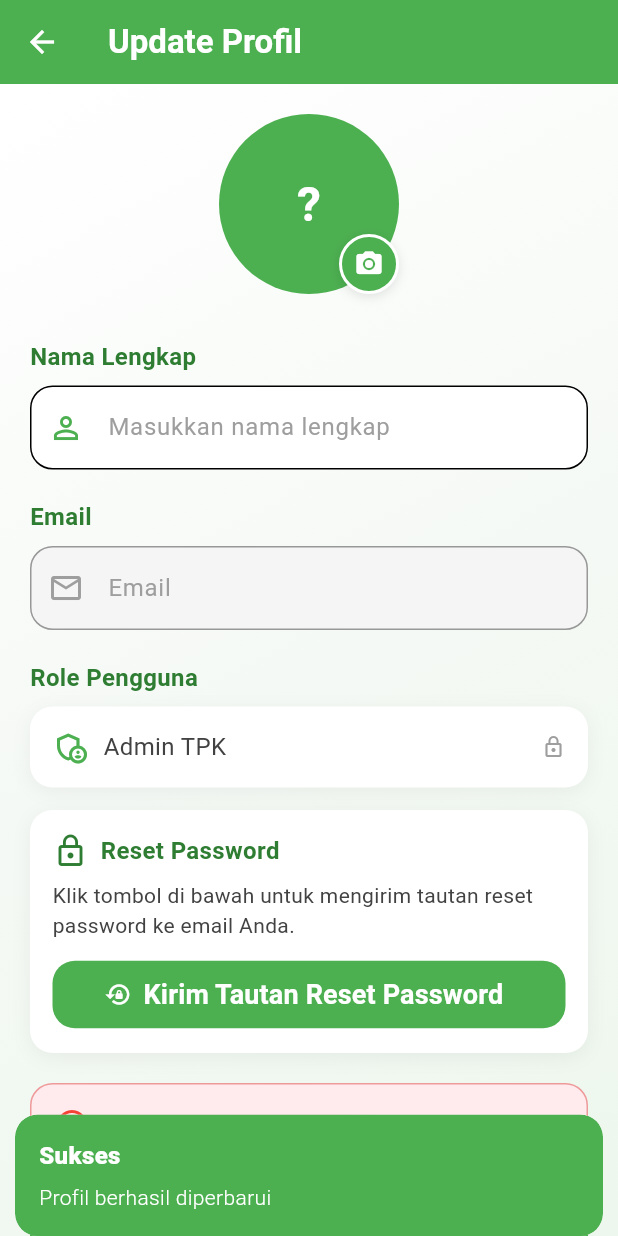
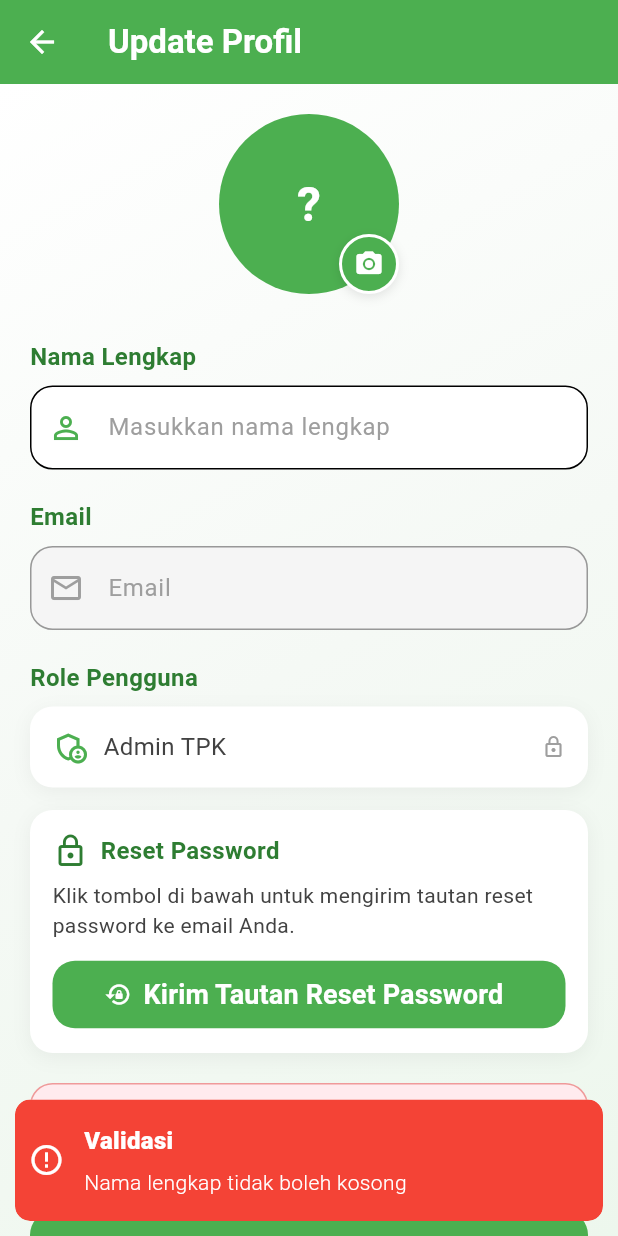
Before and after one commit to yuliagitaps77/flutter_green_track, a Flutter app: the ProfileUpdateScreen screen opened by its route, after a tap on "Simpan Perubahan", on a phone screen of 412 x 824 dp. Run offline on Flutter 3.47's test engine with Material 3 defaults, Android fonts, the phone set to English and light mode, and no system bars; our stand-ins replace awesome_notifications, cloud_firestore, firebase_auth, firebase_core, fl_chart, get and 6 more; missing offline and left inert: barcode_scan2, image_gallery_saver_plus, torch_light; accounts and stored records are empty; Roboto replaces fonts that are missing (Poppins).

Commit message:
Update update_profile_screen.dart

```diff
--- a/lib/fitur/authentication/update_profile_screen.dart
+++ b/lib/fitur/authentication/update_profile_screen.dart
@@ -71,17 +71,24 @@ class _ProfileUpdateScreenState extends State<ProfileUpdateScreen> {
 
   Future<void> _updateProfile() async {
     // Validate name field
-    Get.snackbar(
-      'Sukses',
-      'Profil berhasil diperbarui',
-      backgroundColor: Colors.green,
-      colorText: Colors.white,
-      snackPosition: SnackPosition.BOTTOM,
-    );
     if (_nameController.text.trim().isEmpty) {
       setState(() {
-        _errorMessage = 'Nama tidak boleh kosong';
+        _errorMessage = 'Nama lengkap tidak boleh kosong';
       });
+      Get.snackbar(
+        'Validasi',
+        'Nama lengkap tidak boleh kosong',
+        backgroundColor: Colors.red,
+        colorText: Colors.white,
+        snackPosition: SnackPosition.BOTTOM,
+        duration: Duration(seconds: 3),
+        margin: EdgeInsets.all(10),
+        borderRadius: 10,
+        icon: Icon(Icons.error_outline, color: Colors.white),
+        isDismissible: true,
+        dismissDirection: DismissDirection.horizontal,
+        forwardAnimationCurve: Curves.easeOutBack,
+      );
       return;
     }
 
@@ -121,20 +128,68 @@ class _ProfileUpdateScreenState extends State<ProfileUpdateScreen> {
         photoUrl: photoUrl,
       );
 
+      setState(() {
+        _isSaving = false;
+      });
+
+      // Show success snackbar
       Get.snackbar(
         'Sukses',
         'Profil berhasil diperbarui',
         backgroundColor: Colors.green,
         colorText: Colors.white,
         snackPosition: SnackPosition.BOTTOM,
+        duration: Duration(seconds: 2),
+        margin: EdgeInsets.all(10),
+        borderRadius: 10,
+        icon: Icon(Icons.check_circle_outline, color: Colors.white),
+        shouldIconPulse: true,
+        isDismissible: true,
+        dismissDirection: DismissDirection.horizontal,
+        forwardAnimationCurve: Curves.easeOutBack,
+        mainButton: TextButton(
+          onPressed: () {
+            Get.back();
+            Future.delayed(Duration(milliseconds: 500), () {
+              Get.back();
+            });
+          },
+          child: Text(
+            'OK',
+            style: TextStyle(color: Colors.white),
+          ),
+        ),
       );
-
-      Get.back();
     } catch (e) {
       setState(() {
         _errorMessage = 'Gagal memperbarui profil: ${e.toString()}';
         _isSaving = false;
+        _isUploading = false;
       });
+
+      // Show error snackbar
+      Get.snackbar(
+        'Error',
+        'Gagal memperbarui profil: ${e.toString()}',
+        backgroundColor: Colors.red,
+        colorText: Colors.white,
+        snackPosition: SnackPosition.BOTTOM,
+        duration: Duration(seconds: 3),
+        margin: EdgeInsets.all(10),
+        borderRadius: 10,
+        icon: Icon(Icons.error_outline, color: Colors.white),
+        shouldIconPulse: true,
+        isDismissible: true,
+        dismissDirection: DismissDirection.horizontal,
+        forwardAnimationCurve: Curves.easeOutBack,
+        mainButton: TextButton(
+          onPressed: () => Get.back(),
+          child: Text(
+            'OK',
+            style: TextStyle(color: Colors.white),
+          ),
+        ),
+      );
     }
   }
 
@@ -573,8 +628,9 @@ class _ProfileUpdateScreenState extends State<ProfileUpdateScreen> {
                     ),
                     elevation: 0,
                   ),
-                  onPressed: _isSaving ? null : _updateProfile,
-                  child: _isUploading
+                  onPressed:
+                      (_isSaving || _isUploading) ? null : _updateProfile,
+                  child: (_isSaving || _isUploading)
                       ? Row(
                           mainAxisAlignment: MainAxisAlignment.center,
                           children: [
```
